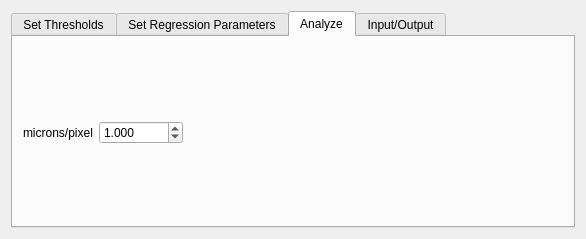
Before: the Qt Designer form myoquant.ui in Quantimus/quantimus, drawn with Qt 5.
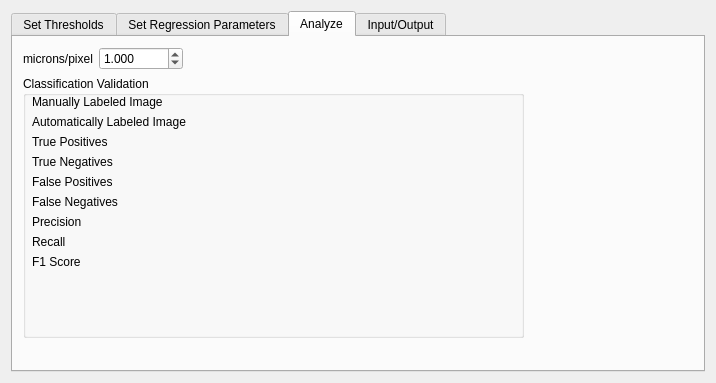
After: the same form once the commit is applied. The open tabs and pages were chosen to show the change.

The edit to the form file:
```diff
--- a/myoquant.ui
+++ b/myoquant.ui
@@ -6,8 +6,8 @@
    <rect>
     <x>0</x>
     <y>0</y>
-    <width>571</width>
-    <height>239</height>
+    <width>716</width>
+    <height>383</height>
    </rect>
   </property>
   <property name="windowTitle">
@@ -196,8 +196,8 @@
           <rect>
            <x>10</x>
            <y>10</y>
-           <width>451</width>
-           <height>171</height>
+           <width>501</width>
+           <height>291</height>
           </rect>
          </property>
          <layout class="QGridLayout" name="gridLayout_10">
@@ -247,6 +247,143 @@
             </property>
            </widget>
           </item>
+          <item row="1" column="0" rowspan="2" colspan="3">
+           <widget class="QGroupBox" name="groupBox">
+            <property name="title">
+             <string>Classification Validation</string>
+            </property>
+            <widget class="QWidget" name="formLayoutWidget">
+             <property name="geometry">
+              <rect>
+               <x>9</x>
+               <y>19</y>
+               <width>481</width>
+               <height>241</height>
+              </rect>
+             </property>
+             <layout class="QFormLayout" name="validation_layout">
+              <item row="0" column="0">
+               <widget class="QLabel" name="label_6">
+                <property name="text">
+                 <string>Manually Labeled Image</string>
+                </property>
+               </widget>
+              </item>
+              <item row="1" column="0">
+               <widget class="QLabel" name="label_7">
+                <property name="text">
+                 <string>Automatically Labeled Image</string>
+                </property>
+               </widget>
+              </item>
+              <item row="2" column="0">
+               <widget class="QLabel" name="label_8">
+                <property name="text">
+                 <string>True Positives</string>
+                </property>
+               </widget>
+              </item>
+              <item row="3" column="0">
+               <widget class="QLabel" name="label_9">
+                <property name="text">
+                 <string>True Negatives</string>
+                </property>
+               </widget>
+              </item>
+              <item row="4" column="0">
+               <widget class="QLabel" name="label_10">
+                <property name="text">
+                 <string>False Positives</string>
+                </property>
+               </widget>
+              </item>
+              <item row="5" column="0">
+               <widget class="QLabel" name="label_11">
+                <property name="text">
+                 <string>False Negatives</string>
+                </property>
+               </widget>
+              </item>
+              <item row="6" column="0">
+               <widget class="QLabel" name="label_12">
+                <property name="text">
+                 <string>Precision</string>
+                </property>
+               </widget>
+              </item>
+              <item row="7" column="0">
+               <widget class="QLabel" name="label_13">
+                <property name="text">
+                 <string>Recall</string>
+                </property>
+               </widget>
+              </item>
+              <item row="7" column="1">
+               <widget class="QLabel" name="recall_label">
+                <property name="text">
+                 <string/>
+                </property>
+               </widget>
+              </item>
+              <item row="6" column="1">
+               <widget class="QLabel" name="precision_label">
+                <property name="text">
+                 <string/>
+                </property>
+               </widget>
+              </item>
+              <item row="5" column="1">
+               <widget class="QLabel" name="false_neg_label">
+                <property name="text">
+                 <string/>
+                </property>
+               </widget>
+              </item>
+              <item row="4" column="1">
+               <widget class="QLabel" name="false_pos_label">
+                <property name="text">
+                 <string/>
+                </property>
+               </widget>
+              </item>
+              <item row="3" column="1">
+               <widget class="QLabel" name="true_neg_label">
+                <property name="text">
+                 <string/>
+                </property>
+               </widget>
+              </item>
+              <item row="2" column="1">
+               <widget class="QLabel" name="true_pos_label">
+                <property name="text">
+                 <string/>
+                </property>
+               </widget>
+              </item>
+              <item row="0" column="1">
+               <layout class="QGridLayout" name="gridLayout_11"/>
+              </item>
+              <item row="1" column="1">
+               <layout class="QGridLayout" name="gridLayout_12"/>
+              </item>
+              <item row="8" column="0">
+               <widget class="QLabel" name="f1_score">
+                <property name="text">
+                 <string>F1 Score</string>
+                </property>
+               </widget>
+              </item>
+              <item row="8" column="1">
+               <widget class="QLabel" name="f1_score_label">
+                <property name="text">
+                 <string/>
+                </property>
+               </widget>
+              </item>
+             </layout>
+            </widget>
+           </widget>
+          </item>
          </layout>
         </widget>
        </widget>
```
Left out of the diff: 77 changed lines with no effect on the pictures.
